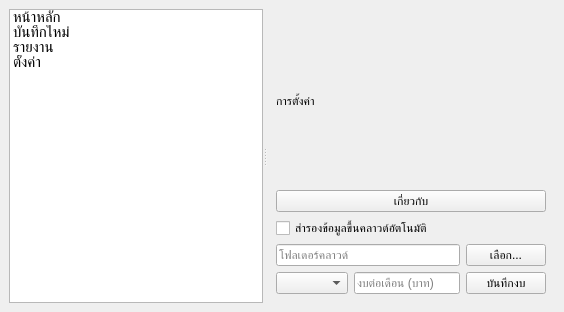
The window that src/views/main_window.ui (xXFirst555Xx/FuelTracker) describes before a commit, drawn with Qt 5.
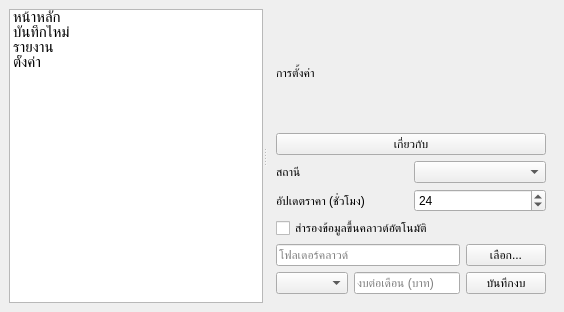
The same window after the commit. The open tabs and pages were chosen to show the change. Icons and pictures are not drawn.

Commit message: Add configurable station and price update interval

What changed in the file:
```diff
--- a/src/views/main_window.ui
+++ b/src/views/main_window.ui
@@ -181,6 +181,44 @@
            </property>
          </widget>
         </item>
+       <item>
+        <layout class="QHBoxLayout" name="stationLayout">
+         <item>
+          <widget class="QLabel" name="stationLabel">
+           <property name="text">
+            <string>สถานี</string>
+           </property>
+          </widget>
+         </item>
+         <item>
+          <widget class="QComboBox" name="stationComboBox"/>
+         </item>
+        </layout>
+       </item>
+       <item>
+        <layout class="QHBoxLayout" name="priceUpdateLayout">
+         <item>
+          <widget class="QLabel" name="updateLabel">
+           <property name="text">
+            <string>อัปเดตราคา (ชั่วโมง)</string>
+           </property>
+          </widget>
+         </item>
+         <item>
+          <widget class="QSpinBox" name="updateIntervalSpinBox">
+           <property name="minimum">
+            <number>1</number>
+           </property>
+           <property name="maximum">
+            <number>168</number>
+           </property>
+           <property name="value">
+            <number>24</number>
+           </property>
+          </widget>
+         </item>
+        </layout>
+       </item>
         <item>
          <widget class="QCheckBox" name="syncCheckBox">
           <property name="text">
```
Lines whose indentation alone changed are shown as unchanged. The commit also changes 4 other files.
